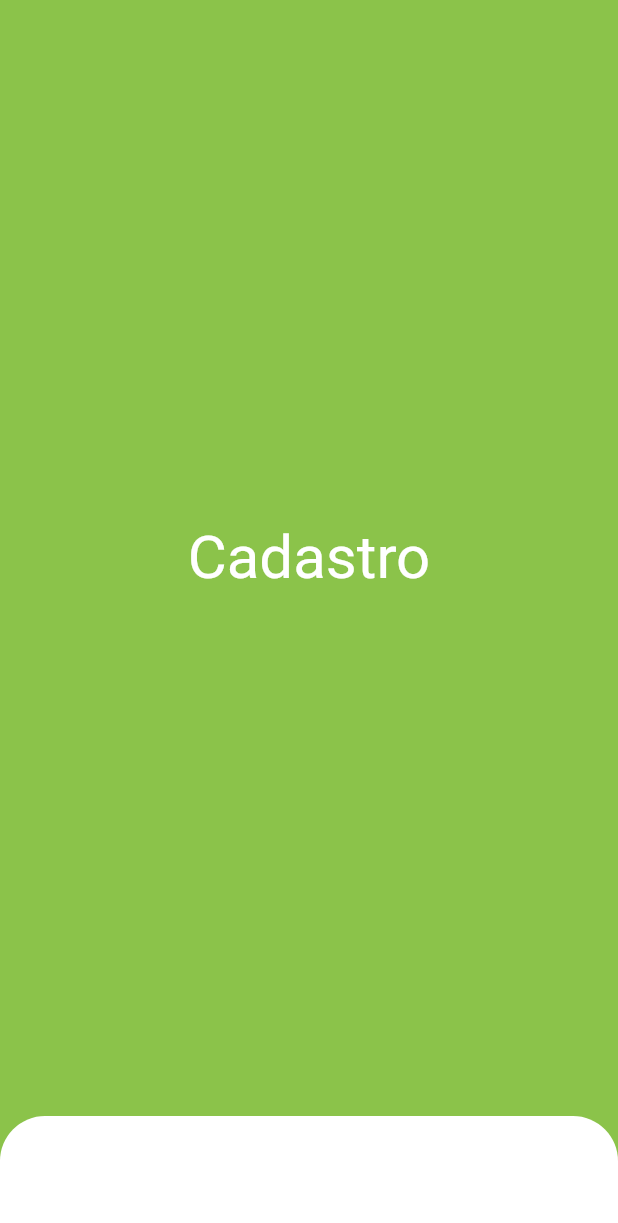
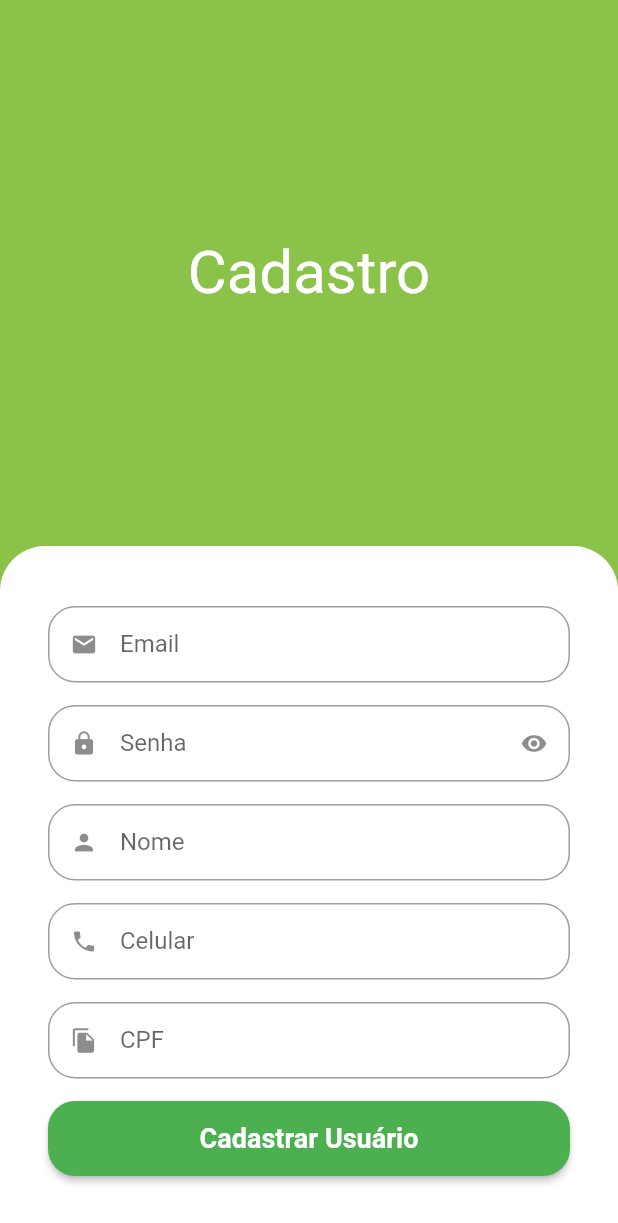
Before and after one commit to oliveiradg/Quitanda, a Flutter app: the SignUpScreen screen opened directly, on a phone screen of 412 x 824 dp. Shown: the top 1223 px of the screen. Run offline on Flutter 3.47's test engine with Material 2 defaults, Android fonts, the phone set to English and light mode, and no system bars; our stand-ins replace animated_text_kit.

Commit message:
feat: Adicionando formulário de cadastro e rolagem de tela

```diff
--- a/lib/src/auth/signup_screen.dart
+++ b/lib/src/auth/signup_screen.dart
@@ -1,4 +1,5 @@
 import 'package:flutter/material.dart';
+import 'package:quitanda/src/auth/components/custom_text_field.dart';
 import 'package:quitanda/src/config/custom_colors.dart';
 
 class SignUpScreen extends StatelessWidget {
@@ -6,9 +7,14 @@ class SignUpScreen extends StatelessWidget {
 
   @override
   Widget build(BuildContext context) {
+    final size = MediaQuery.of(context).size;
     return Scaffold(
       backgroundColor: CustomColors.customSwatchColor,
-      body: Column(
+      body: SingleChildScrollView(
+        child: SizedBox(
+          height: size.height,
+          width: MediaQuery.of(context).size.width,
+          child: Column(
             children: [
               const Expanded(
                 child: Center(
@@ -36,8 +42,51 @@ class SignUpScreen extends StatelessWidget {
                       topRight: Radius.circular(30),
                     ),
                   ),
-          )
+                  child: Column(
+                    crossAxisAlignment: CrossAxisAlignment.stretch,
+                    children: [
+                      const CustomTextField(
+                        icon: Icons.email,
+                        label: 'Email',
+                      ),
+                      const CustomTextField(
+                        icon: Icons.lock,
+                        isSecret: true,
+                        label: 'Senha',
+                      ),
+                      const CustomTextField(
+                        icon: Icons.person,
+                        label: 'Nome',
+                      ),
+                      const CustomTextField(
+                        icon: Icons.phone,
+                        label: 'Celular',
+                      ),
+                      const CustomTextField(
+                        icon: Icons.file_copy,
+                        label: 'CPF',
+                      ),
+                      SizedBox(
+                        height: 50,
+                        child: ElevatedButton(
+                          style: ElevatedButton.styleFrom(
+                            shape: RoundedRectangleBorder(
+                              borderRadius: BorderRadius.circular(18),
+                            ),
+                          ),
+                          onPressed: () {},
+                          child: const Text('Cadastrar Usuário',
+                              style: TextStyle(
+                                fontSize: 18,
+                                fontWeight: FontWeight.bold,
+                              )),
+                        ),
+                      ),
                     ],
+                  )),
+            ],
+          ),
+        ),
       ),
     );
   }
```
Lines whose indentation alone changed are shown as unchanged.
